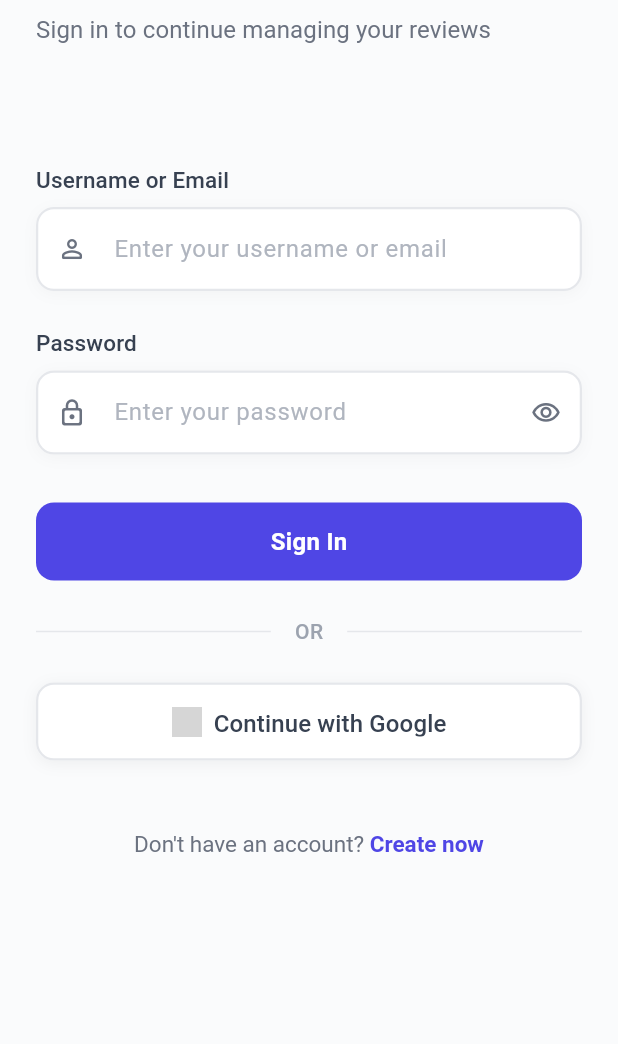
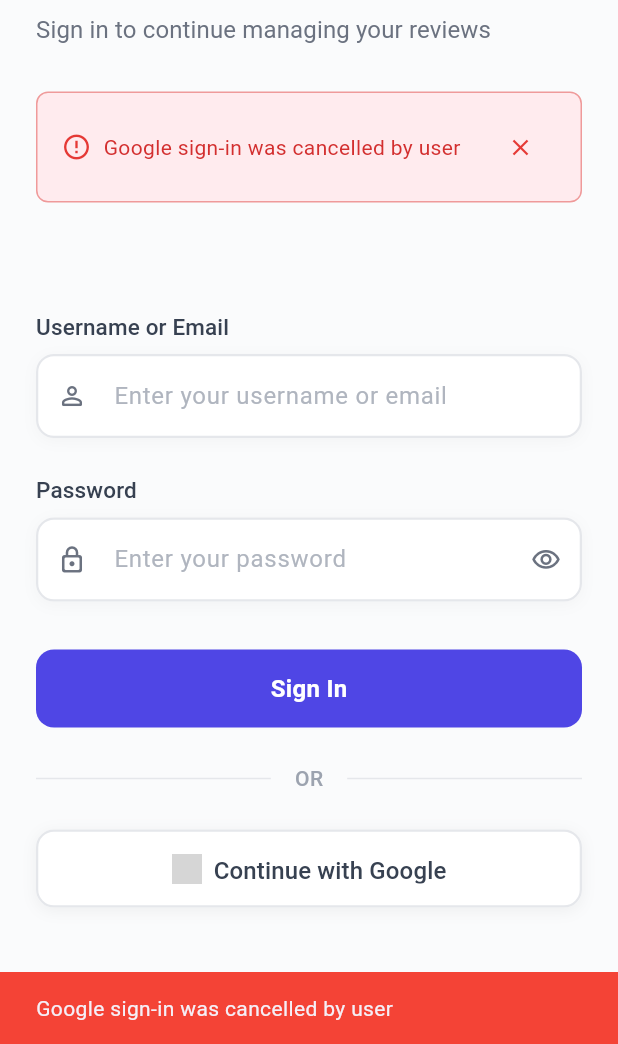
Before and after one commit to jassimpt/mentor_meter, a Flutter app: the screen it shows after launch, after a tap on "Continue with Google", on a phone screen of 412 x 824 dp, the part 192-1236 px from its top. Run offline on Flutter 3.47's test engine with Material 3 defaults, Android fonts, the light colour scheme and no system bars; our stand-ins replace flutter_dotenv, google_sign_in, package_info_plus, supabase_flutter; accounts and stored records are empty; network calls fail; statements that could not run were skipped; grey boxes are pictures that could not be loaded.

Commit message:
Google auth added

```diff
--- a/lib/core/constants/supabase_constants.dart
+++ b/lib/core/constants/supabase_constants.dart
@@ -3,4 +3,6 @@ import 'package:flutter_dotenv/flutter_dotenv.dart';
 class SupabaseConstants {
   static String supabaseUrl = dotenv.env["SUPABASE_URL"] ?? "";
   static String supabaseKey = dotenv.env["SUPABASE_KEY"] ?? "";
+  static String iosAuthClientId = dotenv.env["IOS_AUTH_CLIENT_ID"] ?? "";
+  static String serverAuthclientId = dotenv.env["SERVICE_AUTH_CLIENT_ID"] ?? "";
 }
--- a/lib/features/MentorMeter/modules/auth/controllers/auth_controller.dart
+++ b/lib/features/MentorMeter/modules/auth/controllers/auth_controller.dart
@@ -20,6 +20,8 @@ class AuthController extends ChangeNotifier {
   bool _isPasswordVisible = false;
   bool _isSignupLoading = false;
   bool _isSigninLoading = false;
+  bool _isGoogleSigninLoading = false;
+  bool _isResetPasswordLoading = false;
 
   // Getters
   AuthState get authState => _authState;
@@ -28,8 +30,10 @@ class AuthController extends ChangeNotifier {
   bool get isPasswordVisible => _isPasswordVisible;
   bool get isSignupLoading => _isSignupLoading;
   bool get isSigninLoading => _isSigninLoading;
+  bool get isGoogleSigninLoading => _isGoogleSigninLoading;
+  bool get isResetPasswordLoading => _isResetPasswordLoading;
   bool get isAuthenticated => _authState == AuthState.authenticated;
-  bool get isLoading => _isSignupLoading || _isSigninLoading;
+  bool get isLoading => _isSignupLoading || _isSigninLoading || _isGoogleSigninLoading || _isResetPasswordLoading;
 
   // Initialize auth state
   void initializeAuth() {
@@ -155,6 +159,43 @@ class AuthController extends ChangeNotifier {
     }
   }
 
+  // Google Sign in method
+  Future<bool> signInWithGoogle() async {
+    try {
+      _setGoogleSigninLoading(true);
+      _clearError();
+
+      final response = await SupabaseAuthService.signInWithGoogle();
+
+      if (response.user != null) {
+        _currentUser = response.user;
+        _authState = AuthState.authenticated;
+        return true;
+      } else {
+        _setError('Google sign in failed. Please try again.');
+        return false;
+      }
+    } on AuthException catch (e) {
+      _handleAuthException(e);
+      return false;
+    } catch (e) {
+      String errorMessage = 'Google sign in failed. Please try again.';
+
+      // Handle specific Google Sign-In errors
+      if (e.toString().contains('cancelled')) {
+        errorMessage = 'Google sign in was cancelled.';
+      } else if (e.toString().contains('network')) {
+        errorMessage = 'Network error. Please check your connection.';
+      }
+
+      _setError(errorMessage);
+      debugPrint('Google signin error: $e');
+      return false;
+    } finally {
+      _setGoogleSigninLoading(false);
+    }
+  }
+
   // Sign out method
   Future<bool> signOut() async {
     try {
@@ -179,7 +220,7 @@ class AuthController extends ChangeNotifier {
   // Reset password
   Future<bool> resetPassword({required String email}) async {
     try {
-      _setSigninLoading(true);
+      _setResetPasswordLoading(true);
       _clearError();
 
       await Supabase.instance.client.auth.resetPasswordForEmail(email);
@@ -192,7 +233,7 @@ class AuthController extends ChangeNotifier {
       debugPrint('Password reset error: $e');
       return false;
     } finally {
-      _setSigninLoading(false);
+      _setResetPasswordLoading(false);
     }
   }
 
@@ -204,6 +245,8 @@ class AuthController extends ChangeNotifier {
           _setError('Invalid email or password');
         } else if (e.message.contains('User already registered')) {
           _setError('An account with this email already exists');
+        } else if (e.message.contains('cancelled')) {
+          _setError('Sign in was cancelled');
         } else {
           _setError(e.message);
         }
@@ -228,6 +271,16 @@ class AuthController extends ChangeNotifier {
 
   void _setSigninLoading(bool loading) {
     _isSigninLoading = loading;
+    notifyListeners();
+  }
+
+  void _setGoogleSigninLoading(bool loading) {
+    _isGoogleSigninLoading = loading;
+    notifyListeners();
+  }
+
+  void _setResetPasswordLoading(bool loading) {
+    _isResetPasswordLoading = loading;
     notifyListeners();
   }
 
@@ -265,6 +318,22 @@ class AuthController extends ChangeNotifier {
     return _currentUser?.userMetadata?['avatar_url'];
   }
 
+  // Check if user signed in with Google
+  bool get isGoogleUser {
+    return _currentUser?.appMetadata?['provider'] == 'google';
+  }
+
+  // Get user profile data
+  Future<Map<String, dynamic>?> getUserProfile() async {
+    try {
+      if (!isAuthenticated) return null;
+      return await SupabaseAuthService.getUserProfile();
+    } catch (e) {
+      debugPrint('Error fetching user profile: $e');
+      return null;
+    }
+  }
+
   @override
   void dispose() {
     super.dispose();
--- a/lib/features/MentorMeter/modules/auth/login_screen.dart
+++ b/lib/features/MentorMeter/modules/auth/login_screen.dart
@@ -306,7 +306,11 @@ class _LoginScreenState extends State<LoginScreen>
 
                         const SizedBox(height: 24),
 
-                        CustomGoogleButton(),
+                        CustomGoogleButton(
+                          onSuccess: () {
+
+                          },
+                        ),
 
                         const SizedBox(height: 32),
 
--- a/lib/features/MentorMeter/modules/auth/service/auth_service.dart
+++ b/lib/features/MentorMeter/modules/auth/service/auth_service.dart
@@ -1,8 +1,18 @@
+import 'dart:io';
+
 import 'package:supabase_flutter/supabase_flutter.dart';
 import 'package:flutter/foundation.dart';
+import 'package:google_sign_in/google_sign_in.dart';
+import 'package:web_scoket/core/constants/supabase_constants.dart';
 
 class SupabaseAuthService {
   static final SupabaseClient _supabase = Supabase.instance.client;
+
+  // Configure Google Sign-In
+  static final GoogleSignIn _googleSignIn = GoogleSignIn(
+    clientId: Platform.isIOS ? SupabaseConstants.iosAuthClientId : null,
+    serverClientId: SupabaseConstants.serverAuthclientId,
+  );
 
   // Get current user
   static User? get currentUser => _supabase.auth.currentUser;
@@ -65,9 +75,62 @@ class SupabaseAuthService {
     }
   }
 
-  // Sign out
+  // Sign in with Google
+  static Future<AuthResponse> signInWithGoogle() async {
+    try {
+      // Step 1: Sign in with Google to get access token and ID token
+      final GoogleSignInAccount? googleUser = await _googleSignIn.signIn();
+
+      if (googleUser == null) {
+        throw AuthException('Google sign-in was cancelled by user');
+      }
+
+      final GoogleSignInAuthentication googleAuth =
+          await googleUser.authentication;
+
+      final String? accessToken = googleAuth.accessToken;
+      final String? idToken = googleAuth.idToken;
+
+      if (accessToken == null || idToken == null) {
+        throw AuthException('Failed to get Google authentication tokens');
+      }
+
+      // Step 2: Use tokens to sign in with Supabase
+      final AuthResponse response = await _supabase.auth.signInWithIdToken(
+        provider: OAuthProvider.google,
+        idToken: idToken,
+        accessToken: accessToken,
+      );
+
+      // Step 3: Update user profile if sign-in is successful
+      if (response.user != null) {
+        await _updateUserProfile(
+          userId: response.user!.id,
+          fullName: googleUser.displayName ?? '',
+          email: googleUser.email,
+          avatarUrl: googleUser.photoUrl,
+        );
+      }
+
+      return response;
+    } on AuthException catch (e) {
+      debugPrint('Google Auth Exception: ${e.message}');
+      rethrow;
+    } catch (e) {
+      debugPrint('Unexpected error during Google signin: $e');
+      throw AuthException('An unexpected error occurred during Google signin');
+    }
+  }
+
+  // Sign out (handles both regular and Google sign out)
   static Future<void> signOut() async {
     try {
+      // Sign out from Google if currently signed in
+      if (await _googleSignIn.isSignedIn()) {
+        await _googleSignIn.signOut();
+      }
+
+      // Sign out from Supabase
       await _supabase.auth.signOut();
     } on AuthException catch (e) {
       debugPrint('Sign out exception: ${e.message}');
@@ -75,6 +138,24 @@ class SupabaseAuthService {
     } catch (e) {
       debugPrint('Unexpected error during signout: $e');
       throw AuthException('An unexpected error occurred during signout');
+    }
+  }
+
+  // Get user profile data
+  static Future<Map<String, dynamic>?> getUserProfile() async {
+    try {
+      if (!isAuthenticated) return null;
+
+      final response = await _supabase
+          .from('profiles')
+          .select()
+          .eq('id', currentUser!.id)
+          .single();
+
+      return response;
+    } catch (e) {
+      debugPrint('Error fetching user profile: $e');
+      return null;
     }
   }
 
@@ -90,9 +171,11 @@ class SupabaseAuthService {
         'updated_at': DateTime.now().toIso8601String(),
       };
 
-      if (fullName != null) updates['full_name'] = fullName;
-      if (email != null) updates['email'] = email;
-      if (avatarUrl != null) updates['avatar_url'] = avatarUrl;
+      if (fullName != null && fullName.isNotEmpty)
+        updates['full_name'] = fullName;
+      if (email != null && email.isNotEmpty) updates['email'] = email;
+      if (avatarUrl != null && avatarUrl.isNotEmpty)
+        updates['avatar_url'] = avatarUrl;
 
       await _supabase.from('profiles').upsert({
         'id': userId,
--- a/lib/features/MentorMeter/modules/auth/widgets/custom_google_button.dart
+++ b/lib/features/MentorMeter/modules/auth/widgets/custom_google_button.dart
@@ -1,12 +1,22 @@
 import 'package:flutter/material.dart';
+import 'package:provider/provider.dart';
+import 'package:web_scoket/features/MentorMeter/modules/auth/controllers/auth_controller.dart';
+import 'package:web_scoket/features/MentorMeter/modules/home/home_screen.dart';
 
 class CustomGoogleButton extends StatelessWidget {
+  final VoidCallback? onSuccess;
+  final VoidCallback? onError;
+
   const CustomGoogleButton({
     super.key,
+    this.onSuccess,
+    this.onError,
   });
 
   @override
   Widget build(BuildContext context) {
+    return Consumer<AuthController>(
+      builder: (context, authController, child) {
         return Container(
           width: double.infinity,
           height: 52,
@@ -21,8 +31,20 @@ class CustomGoogleButton extends StatelessWidget {
             ],
           ),
           child: OutlinedButton.icon(
-        onPressed: () {},
-        icon: Container(
+            onPressed: authController.isGoogleSigninLoading
+                ? null
+                : () => _handleGoogleSignIn(context, authController),
+            icon: authController.isGoogleSigninLoading
+                ? const SizedBox(
+                    width: 20,
+                    height: 20,
+                    child: CircularProgressIndicator(
+                      strokeWidth: 2,
+                      valueColor:
+                          AlwaysStoppedAnimation<Color>(Color(0xFF374151)),
+                    ),
+                  )
+                : Container(
                     width: 20,
                     height: 20,
                     decoration: const BoxDecoration(
@@ -34,19 +56,25 @@ class CustomGoogleButton extends StatelessWidget {
                       ),
                     ),
                   ),
-        label: const Text(
-          'Continue with Google',
+            label: Text(
+              authController.isGoogleSigninLoading
+                  ? 'Signing in...'
+                  : 'Continue with Google',
               style: TextStyle(
                 fontSize: 16,
                 fontWeight: FontWeight.w500,
-            color: Color(0xFF374151),
+                color: authController.isGoogleSigninLoading
+                    ? const Color(0xFF9CA3AF)
+                    : const Color(0xFF374151),
                 letterSpacing: 0.1,
               ),
             ),
             style: OutlinedButton.styleFrom(
               backgroundColor: Colors.white,
-          side: const BorderSide(
-            color: Color(0xFFE5E7EB),
+              side: BorderSide(
+                color: authController.isGoogleSigninLoading
+                    ? const Color(0xFFE5E7EB).withOpacity(0.5)
+                    : const Color(0xFFE5E7EB),
                 width: 1.5,
               ),
               shape: RoundedRectangleBorder(
@@ -56,5 +84,60 @@ class CustomGoogleButton extends StatelessWidget {
             ),
           ),
         );
+      },
+    );
+  }
+
+  Future<void> _handleGoogleSignIn(
+    BuildContext context,
+    AuthController authController,
+  ) async {
+    final success = await authController.signInWithGoogle();
+
+    // Check if the widget is still mounted before proceeding
+    if (!context.mounted) return;
+
+    if (success) {
+      // Show success message
+      ScaffoldMessenger.of(context).showSnackBar(
+        SnackBar(
+          content: Text(
+            'Welcome, ${authController.userDisplayName ?? 'User'}!',
+          ),
+          backgroundColor: Colors.green,
+          duration: const Duration(seconds: 2),
+        ),
+      );
+
+      // Call success callback if provided
+      onSuccess?.call();
+
+      // Navigate to home screen - use a small delay to ensure the widget is properly mounted
+      WidgetsBinding.instance.addPostFrameCallback((_) {
+        if (context.mounted) {
+          Navigator.pushAndRemoveUntil(
+            context,
+            MaterialPageRoute(
+              builder: (context) => HomeScreenMentor(),
+            ),
+            (route) => false,
+          );
+        }
+      });
+    } else {
+      // Show error message if there's one from the controller
+      if (authController.errorMessage != null) {
+        ScaffoldMessenger.of(context).showSnackBar(
+          SnackBar(
+            content: Text(authController.errorMessage!),
+            backgroundColor: Colors.red,
+            duration: const Duration(seconds: 3),
+          ),
+        );
+      }
+
+      // Call error callback
+      onError?.call();
     }
   }
+}
--- a/pubspec.yaml
+++ b/pubspec.yaml
@@ -34,6 +34,7 @@ dependencies:
   rename: ^3.1.0
   flutter_dotenv: ^6.0.0
   url_launcher: ^6.3.1
+  google_sign_in: ^6.2.2
   intl: ^0.20.2
   flutter:
     sdk: flutter
```
Also changed, not shown: pubspec.lock, 5 other files. Lines whose indentation alone changed are shown as unchanged.
